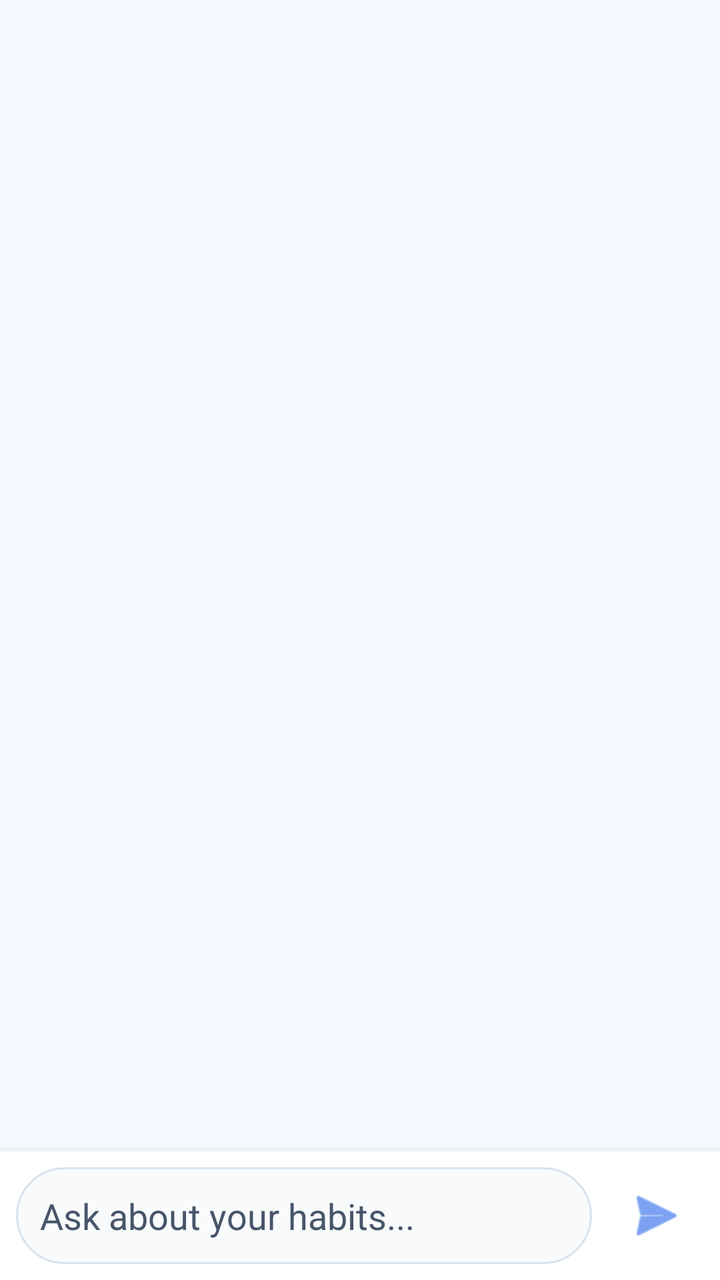
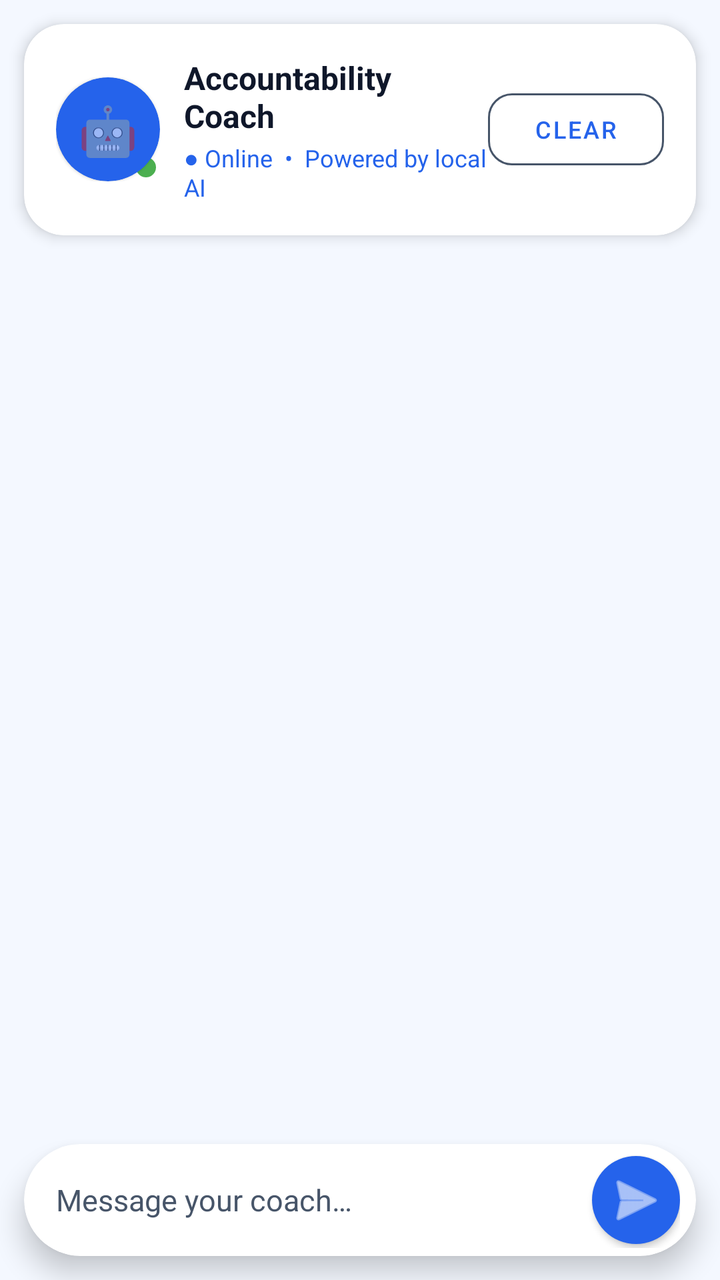

Before-and-after screenshots of an Android layout around one commit, followed by the original layout XML and the change that was made.
<!-- AndroidManifest.xml: application theme Theme.StreakUpHabbitTracker -->
<!-- res/layout/fragment_ai_insights.xml -->
<?xml version="1.0" encoding="utf-8"?>
<LinearLayout xmlns:android="http://schemas.android.com/apk/res/android"
    xmlns:app="http://schemas.android.com/apk/res-auto"
    android:layout_width="match_parent"
    android:layout_height="match_parent"
    android:orientation="vertical"
    android:background="@color/surface_app">

    <androidx.recyclerview.widget.RecyclerView
        android:id="@+id/chatRecyclerView"
        android:layout_width="match_parent"
        android:layout_height="0dp"
        android:layout_weight="1"
        android:padding="16dp"
        android:clipToPadding="false" />

    <LinearLayout
        android:layout_width="match_parent"
        android:layout_height="wrap_content"
        android:orientation="horizontal"
        android:padding="8dp"
        android:background="@color/surface_card"
        android:gravity="center_vertical"
        android:elevation="8dp">

        <EditText
            android:id="@+id/chatInputEditText"
            android:layout_width="0dp"
            android:layout_height="wrap_content"
            android:layout_weight="1"
            android:background="@drawable/bg_chat_input"
            android:hint="Ask about your habits..."
            android:padding="12dp"
            android:textColor="@color/text_primary"
            android:textColorHint="@color/text_secondary"
            android:inputType="textMultiLine"
            android:maxLines="4" />

        <ImageButton
            android:id="@+id/chatSendButton"
            android:layout_width="48dp"
            android:layout_height="48dp"
            android:layout_marginStart="8dp"
            android:background="?attr/selectableItemBackgroundBorderless"
            android:src="@android:drawable/ic_menu_send"
            android:contentDescription="Send"
            android:tint="@color/brand_primary" />
    </LinearLayout>

</LinearLayout>
<!-- resources referenced by this layout -->
<resources>
  <color name="brand_primary">#2563EB</color>
  <color name="surface_app">#F4F8FF</color>
  <color name="surface_card">#FFFFFFFF</color>
  <color name="text_primary">#0F172A</color>
  <color name="text_secondary">#475569</color>
  <!-- drawable bg_chat_input (drawable) -->
  <?xml version="1.0" encoding="utf-8"?>
  <shape xmlns:android="http://schemas.android.com/apk/res/android"
      android:shape="rectangle">
      <corners android:radius="24dp" />
      <solid android:color="@color/surface_card_alt" />
      <stroke android:width="1dp" android:color="@color/stroke_soft" />
  </shape>
  <style name="Theme.StreakUpHabbitTracker" parent="Theme.MaterialComponents.DayNight.NoActionBar">
          <item name="colorPrimary">@color/brand_primary</item>
          <item name="colorPrimaryVariant">@color/brand_primary_dark</item>
          <item name="colorOnPrimary">@color/white</item>
          <item name="colorSecondary">@color/brand_secondary</item>
          <item name="colorSecondaryVariant">@color/brand_secondary</item>
          <item name="colorOnSecondary">@color/white</item>
          <item name="android:statusBarColor">@color/surface_app</item>
          <item name="android:windowLightStatusBar">true</item>
          <item name="android:navigationBarColor">@color/surface_card</item>
          <item name="android:windowLightNavigationBar">true</item>
          <item name="android:windowBackground">@color/surface_app</item>
      </style>
  <color name="surface_card_alt">#F8FAFC</color>
  <color name="stroke_soft">#D8E2F1</color>
  <color name="brand_primary_dark">#1D4ED8</color>
  <color name="white">#FFFFFFFF</color>
  <color name="brand_secondary">#0F766E</color>
</resources>

<!-- the commit's change to res/layout/fragment_ai_insights.xml (unified diff, before → after) -->
@@ -1,50 +1,185 @@
 <?xml version="1.0" encoding="utf-8"?>
-<LinearLayout xmlns:android="http://schemas.android.com/apk/res/android"
+<androidx.coordinatorlayout.widget.CoordinatorLayout
+    xmlns:android="http://schemas.android.com/apk/res/android"
     xmlns:app="http://schemas.android.com/apk/res-auto"
     android:layout_width="match_parent"
     android:layout_height="match_parent"
-    android:orientation="vertical"
     android:background="@color/surface_app">
 
-    <androidx.recyclerview.widget.RecyclerView
-        android:id="@+id/chatRecyclerView"
+    
+    <com.google.android.material.card.MaterialCardView
+        android:id="@+id/coachHeaderCard"
         android:layout_width="match_parent"
-        android:layout_height="0dp"
-        android:layout_weight="1"
-        android:padding="16dp"
-        android:clipToPadding="false" />
+        android:layout_height="wrap_content"
+        android:layout_margin="12dp"
+        app:cardCornerRadius="20dp"
+        app:cardElevation="4dp"
+        app:cardBackgroundColor="@color/surface_card"
+        app:layout_behavior="@string/appbar_scrolling_view_behavior">
 
+        <LinearLayout
+            android:layout_width="match_parent"
+            android:layout_height="wrap_content"
+            android:orientation="horizontal"
+            android:padding="16dp"
+            android:gravity="center_vertical">
+
+            
+            <FrameLayout
+                android:layout_width="52dp"
+                android:layout_height="52dp">
+                <com.google.android.material.card.MaterialCardView
+                    android:layout_width="52dp"
+                    android:layout_height="52dp"
+                    app:cardCornerRadius="26dp"
+                    app:cardBackgroundColor="@color/brand_primary">
+                    <TextView
+                        android:layout_width="match_parent"
+                        android:layout_height="match_parent"
+                        android:text="🤖"
+                        android:gravity="center"
+                        android:textSize="24sp" />
+                </com.google.android.material.card.MaterialCardView>
+
+                
+                <View
+                    android:layout_width="14dp"
+                    android:layout_height="14dp"
+                    android:layout_gravity="bottom|end"
+                    android:background="@drawable/bg_online_dot" />
+            </FrameLayout>
+
+            <LinearLayout
+                android:layout_width="0dp"
+                android:layout_height="wrap_content"
+                android:layout_weight="1"
+                android:orientation="vertical"
+                android:layout_marginStart="12dp">
+
+                <TextView
+                    android:layout_width="wrap_content"
+                    android:layout_height="wrap_content"
+                    android:text="Accountability Coach"
+                    android:textColor="@color/text_primary"
+                    android:textSize="16sp"
+                    android:textStyle="bold" />
+
+                <TextView
+                    android:layout_width="wrap_content"
+                    android:layout_height="wrap_content"
+                    android:text="● Online  •  Powered by local AI"
+                    android:textColor="@color/brand_primary"
+                    android:textSize="12sp"
+                    android:layout_marginTop="2dp" />
+            </LinearLayout>
+
+            
+            <com.google.android.material.button.MaterialButton
+                android:id="@+id/clearChatButton"
+                style="@style/Widget.MaterialComponents.Button.OutlinedButton"
+                android:layout_width="wrap_content"
+                android:layout_height="wrap_content"
+                android:text="Clear"
+                android:textSize="12sp"
+                android:paddingStart="10dp"
+                android:paddingEnd="10dp"
+                app:cornerRadius="12dp"
+                app:strokeColor="@color/text_secondary" />
+
+        </LinearLayout>
+    </com.google.android.material.card.MaterialCardView>
+
+    
     <LinearLayout
         android:layout_width="match_parent"
-        android:layout_height="wrap_content"
-        android:orientation="horizontal"
-        android:padding="8dp"
-        android:background="@color/surface_card"
-        android:gravity="center_vertical"
-        android:elevation="8dp">
+        android:layout_height="match_parent"
+        android:orientation="vertical"
+        android:layout_marginTop="100dp">
 
-        <EditText
-            android:id="@+id/chatInputEditText"
-            android:layout_width="0dp"
+        
+        <androidx.recyclerview.widget.RecyclerView
+            android:id="@+id/chatRecyclerView"
+            android:layout_width="match_parent"
+            android:layout_height="0dp"
+            android:layout_weight="1"
+            android:paddingStart="12dp"
+            android:paddingEnd="12dp"
+            android:paddingTop="8dp"
+            android:paddingBottom="8dp"
+            android:clipToPadding="false" />
+
+        
+        <HorizontalScrollView
+            android:id="@+id/quickPromptsScroll"
+            android:layout_width="match_parent"
             android:layout_height="wrap_content"
-            android:layout_weight="1"
-            android:background="@drawable/bg_chat_input"
-            android:hint="Ask about your habits..."
-            android:padding="12dp"
-            android:textColor="@color/text_primary"
-            android:textColorHint="@color/text_secondary"
-            android:inputType="textMultiLine"
-            android:maxLines="4" />
+            android:scrollbars="none"
+            android:paddingStart="12dp"
+            android:paddingEnd="12dp"
+            android:paddingBottom="8dp">
 
-        <ImageButton
-            android:id="@+id/chatSendButton"
-            android:layout_width="48dp"
-            android:layout_height="48dp"
-            android:layout_marginStart="8dp"
-            android:background="?attr/selectableItemBackgroundBorderless"
-            android:src="@android:drawable/ic_menu_send"
-            android:contentDescription="Send"
-            android:tint="@color/brand_primary" />
+            <LinearLayout
+                android:id="@+id/quickPromptsContainer"
+                android:layout_width="wrap_content"
+                android:layout_height="wrap_content"
+                android:orientation="horizontal"
+                android:gravity="center_vertical" />
+
+        </HorizontalScrollView>
+
+        
+        <com.google.android.material.card.MaterialCardView
+            android:layout_width="match_parent"
+            android:layout_height="wrap_content"
+            android:layout_marginStart="12dp"
+            android:layout_marginEnd="12dp"
+            android:layout_marginBottom="12dp"
+            app:cardCornerRadius="28dp"
+            app:cardElevation="8dp"
+            app:cardBackgroundColor="@color/surface_card">
+
+            <LinearLayout
+                android:layout_width="match_parent"
+                android:layout_height="wrap_content"
+                android:orientation="horizontal"
+                android:gravity="center_vertical"
+                android:paddingStart="16dp"
+                android:paddingEnd="8dp"
+                android:paddingTop="4dp"
+                android:paddingBottom="4dp">
+
+                <EditText
+                    android:id="@+id/chatInputEditText"
+                    android:layout_width="0dp"
+                    android:layout_height="wrap_content"
+                    android:layout_weight="1"
+                    android:background="@null"
+                    android:hint="Message your coach…"
+                    android:textColor="@color/text_primary"
+                    android:textColorHint="@color/text_secondary"
+                    android:textSize="15sp"
+                    android:inputType="textMultiLine|textCapSentences"
+                    android:maxLines="4"
+                    android:minHeight="48dp" />
+
+                <com.google.android.material.button.MaterialButton
+                    android:id="@+id/chatSendButton"
+                    style="@style/Widget.MaterialComponents.Button"
+                    android:layout_width="44dp"
+                    android:layout_height="44dp"
+                    android:layout_marginStart="8dp"
+                    android:insetTop="0dp"
+                    android:insetBottom="0dp"
+                    android:paddingStart="0dp"
+                    android:paddingEnd="0dp"
+                    app:icon="@android:drawable/ic_menu_send"
+                    app:iconGravity="textStart"
+                    app:iconPadding="0dp"
+                    app:cornerRadius="22dp" />
+
+            </LinearLayout>
+        </com.google.android.material.card.MaterialCardView>
+
     </LinearLayout>
 
-</LinearLayout>
+</androidx.coordinatorlayout.widget.CoordinatorLayout>
<!-- resource entries referenced after the edit -->
@@ -5,13 +5,12 @@
   <color name="surface_card">#FFFFFFFF</color>
   <color name="text_primary">#0F172A</color>
   <color name="text_secondary">#475569</color>
-  <!-- drawable bg_chat_input (drawable) -->
+  <!-- drawable bg_online_dot (drawable) -->
   <?xml version="1.0" encoding="utf-8"?>
   <shape xmlns:android="http://schemas.android.com/apk/res/android"
-      android:shape="rectangle">
-      <corners android:radius="24dp" />
-      <solid android:color="@color/surface_card_alt" />
-      <stroke android:width="1dp" android:color="@color/stroke_soft" />
+      android:shape="oval">
+      <solid android:color="#4CAF50" />
+      <stroke android:width="2dp" android:color="@color/surface_card" />
   </shape>
   <style name="Theme.StreakUpHabbitTracker" parent="Theme.MaterialComponents.DayNight.NoActionBar">
           <item name="colorPrimary">@color/brand_primary</item>
@@ -26,8 +25,6 @@
           <item name="android:windowLightNavigationBar">true</item>
           <item name="android:windowBackground">@color/surface_app</item>
       </style>
-  <color name="surface_card_alt">#F8FAFC</color>
-  <color name="stroke_soft">#D8E2F1</color>
   <color name="brand_primary_dark">#1D4ED8</color>
   <color name="white">#FFFFFFFF</color>
   <color name="brand_secondary">#0F766E</color>
